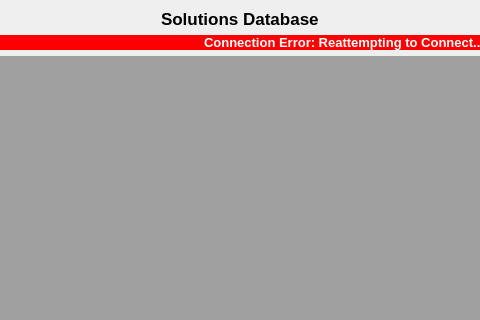
Qt form views/viewMainMenu.ui (Rhdr/Solutions_PyQt_Discontinued) before a commit; both pictures show x 421 to 901 and y 0 to 320 of the 1316 by 810 pixel window.
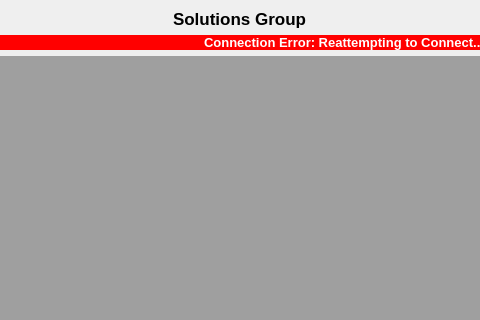
The same form after that commit. Icons and pictures are not drawn.

The edit to the form file:
```diff
--- a/views/viewMainMenu.ui
+++ b/views/viewMainMenu.ui
@@ -524,7 +524,7 @@
            </font>
           </property>
           <property name="text">
-           <string>Solutions Database</string>
+           <string>Solutions Group</string>
           </property>
          </widget>
         </item>
```
